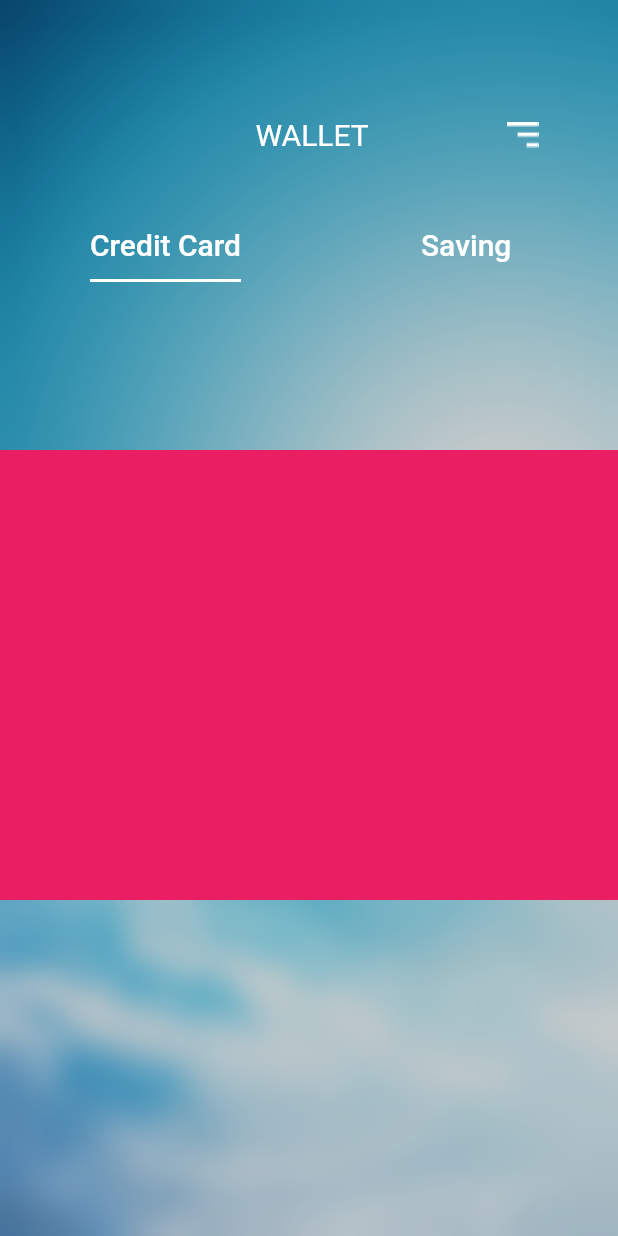
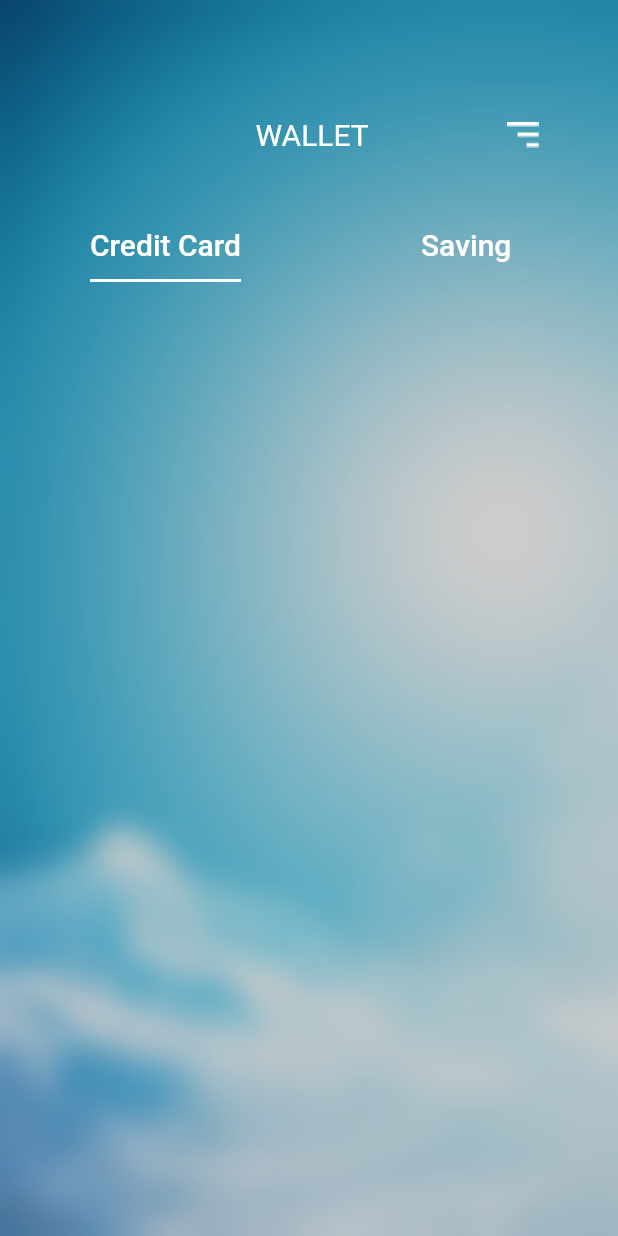
Before and after one commit to aya-hasoneh/bank-system, a Flutter app: the WalletPage screen opened directly, on a phone screen of 412 x 824 dp. Run offline on Flutter 3.47's test engine with Material 2 defaults, Android fonts, the light colour scheme and no system bars; our stand-ins replace badges; missing offline and left inert: flutter_custom_tab_bar.

Commit message:
create file for credit card and file for savin

```diff
--- a/lib/screens/wallet/wallet_creditcard.dart
+++ b/lib/screens/wallet/wallet_creditcard.dart
@@ -0,0 +1,19 @@
+import 'package:flutter/material.dart';
+
+class WalletCreditCard extends StatelessWidget {
+  const WalletCreditCard({Key? key}) : super(key: key);
+
+  @override
+  Widget build(BuildContext context) {
+    return Padding(
+      padding: const EdgeInsets.only(top: 230),
+      child: Column(children: [
+        Stack(children: [
+
+
+
+        ],),
+      ],),
+    );
+  }
+}
--- a/lib/screens/wallet/wallet_saving.dart
+++ b/lib/screens/wallet/wallet_saving.dart
@@ -0,0 +1,10 @@
+import 'package:flutter/material.dart';
+
+class WalletSaving extends StatelessWidget {
+  const WalletSaving({Key? key}) : super(key: key);
+
+  @override
+  Widget build(BuildContext context) {
+    return Container();
+  }
+}
--- a/lib/screens/wallet/wallet_screen.dart
+++ b/lib/screens/wallet/wallet_screen.dart
@@ -1,5 +1,7 @@
 import 'dart:math';
 
+import 'package:bank_of_america/screens/wallet/wallet_creditcard.dart';
+import 'package:bank_of_america/screens/wallet/wallet_saving.dart';
 import 'package:bank_of_america/shared_widget/appbar.dart';
 import 'package:bank_of_america/shared_widget/background.dart';
 import 'package:bank_of_america/utils/singelton.dart';
@@ -45,7 +47,7 @@ class _WalletPageState extends State<WalletPage>
                   labelColor: Colors.white,
                   indicatorSize: TabBarIndicatorSize.label,
                   indicatorColor: Colors.white,
-                  labelStyle: TextStyle(fontSize: 20),
+                  labelStyle: const TextStyle(fontSize: 20),
                   labelPadding: const EdgeInsets.only(
                     left: 60,
                     right: 60,
@@ -63,19 +65,11 @@ class _WalletPageState extends State<WalletPage>
                   ]),
             ),
           ),
-          Padding(
-            padding: const EdgeInsets.only(top: 300),
-            child: Container(
-              height: 300,
-              width: double.maxFinite,
-              child: TabBarView(controller: tabController, children:  [
+          TabBarView(controller: tabController, children:const  [
+            WalletCreditCard(),
+          WalletSaving(),
 
-                Container(height: 100,width: 100,color: Colors.pink,),
-                 Container(height: 100,width: 100,color: Colors.purple,),
-
-              ]),
-            ),
-          ),
+          ]),
         ],
       ),
     );
```
